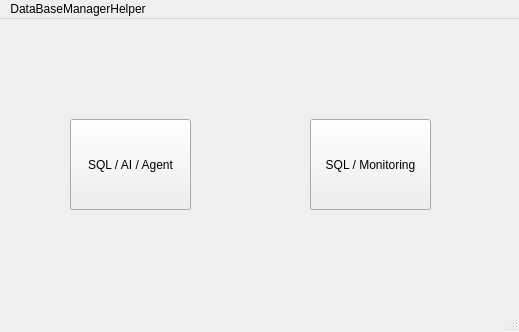
Old version of the form windows/mainwindow.ui in the repository AntraXXXx/ProteusManager.
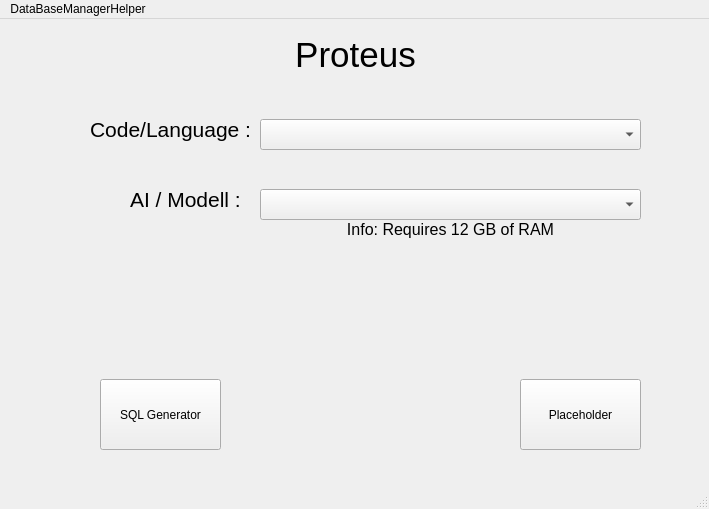
New version of the form.

```diff
--- a/windows/mainwindow.ui
+++ b/windows/mainwindow.ui
@@ -6,8 +6,8 @@
    <rect>
     <x>0</x>
     <y>0</y>
-    <width>519</width>
-    <height>332</height>
+    <width>709</width>
+    <height>509</height>
    </rect>
   </property>
   <property name="windowTitle">
@@ -17,27 +17,128 @@
    <widget class="QPushButton" name="pushButton">
     <property name="geometry">
      <rect>
-      <x>310</x>
-      <y>100</y>
+      <x>520</x>
+      <y>360</y>
       <width>121</width>
-      <height>91</height>
+      <height>71</height>
      </rect>
     </property>
     <property name="text">
-     <string>SQL / Monitoring</string>
+     <string>Placeholder</string>
     </property>
    </widget>
    <widget class="QPushButton" name="pushButton_2">
     <property name="geometry">
      <rect>
-      <x>70</x>
-      <y>100</y>
+      <x>100</x>
+      <y>360</y>
       <width>121</width>
-      <height>91</height>
+      <height>71</height>
      </rect>
     </property>
     <property name="text">
-     <string>SQL / AI / Agent</string>
+     <string>SQL Generator</string>
+    </property>
+   </widget>
+   <widget class="QLabel" name="label_Title">
+    <property name="geometry">
+     <rect>
+      <x>0</x>
+      <y>0</y>
+      <width>711</width>
+      <height>71</height>
+     </rect>
+    </property>
+    <property name="font">
+     <font>
+      <pointsize>26</pointsize>
+     </font>
+    </property>
+    <property name="layoutDirection">
+     <enum>Qt::LayoutDirection::LeftToRight</enum>
+    </property>
+    <property name="text">
+     <string>Proteus</string>
+    </property>
+    <property name="alignment">
+     <set>Qt::AlignmentFlag::AlignCenter</set>
+    </property>
+   </widget>
+   <widget class="QLabel" name="label_CodeLanguae">
+    <property name="geometry">
+     <rect>
+      <x>90</x>
+      <y>80</y>
+      <width>211</width>
+      <height>61</height>
+     </rect>
+    </property>
+    <property name="font">
+     <font>
+      <pointsize>16</pointsize>
+     </font>
+    </property>
+    <property name="text">
+     <string>Code/Language :</string>
+    </property>
+   </widget>
+   <widget class="QLabel" name="label_AiModell">
+    <property name="geometry">
+     <rect>
+      <x>130</x>
+      <y>150</y>
+      <width>201</width>
+      <height>61</height>
+     </rect>
+    </property>
+    <property name="font">
+     <font>
+      <pointsize>16</pointsize>
+     </font>
+    </property>
+    <property name="text">
+     <string>AI / Modell :</string>
+    </property>
+   </widget>
+   <widget class="QComboBox" name="comboBox_CodeLanguage">
+    <property name="geometry">
+     <rect>
+      <x>260</x>
+      <y>100</y>
+      <width>381</width>
+      <height>31</height>
+     </rect>
+    </property>
+   </widget>
+   <widget class="QComboBox" name="comboBox_AiModell">
+    <property name="geometry">
+     <rect>
+      <x>260</x>
+      <y>170</y>
+      <width>381</width>
+      <height>31</height>
+     </rect>
+    </property>
+   </widget>
+   <widget class="QLabel" name="label_InfoAiModell">
+    <property name="geometry">
+     <rect>
+      <x>260</x>
+      <y>200</y>
+      <width>381</width>
+      <height>20</height>
+     </rect>
+    </property>
+    <property name="font">
+     <font>
+      <pointsize>12</pointsize>
+     </font>
+    </property>
+    <property name="text">
+     <string>Info: Requires 12 GB of RAM</string>
+    </property>
+    <property name="alignment">
+     <set>Qt::AlignmentFlag::AlignCenter</set>
     </property>
    </widget>
   </widget>
@@ -46,7 +147,7 @@
     <rect>
      <x>0</x>
      <y>0</y>
-     <width>519</width>
+     <width>709</width>
      <height>22</height>
     </rect>
    </property>
```
Left out of the diff: 2 changed lines with no effect on the pictures.
